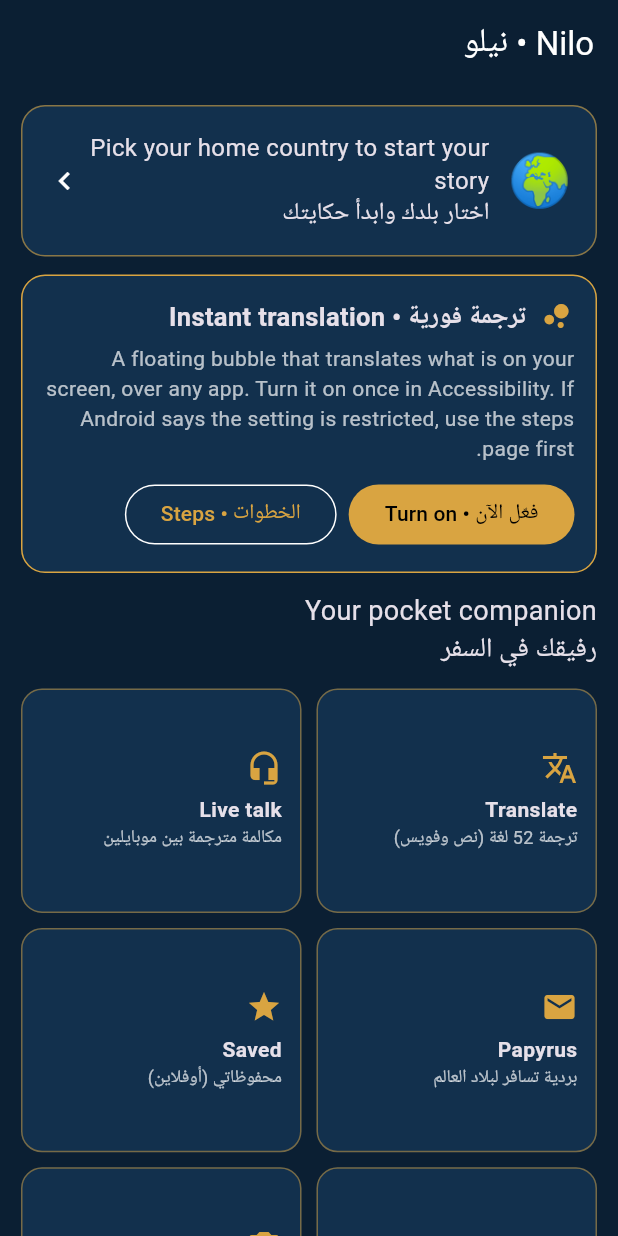
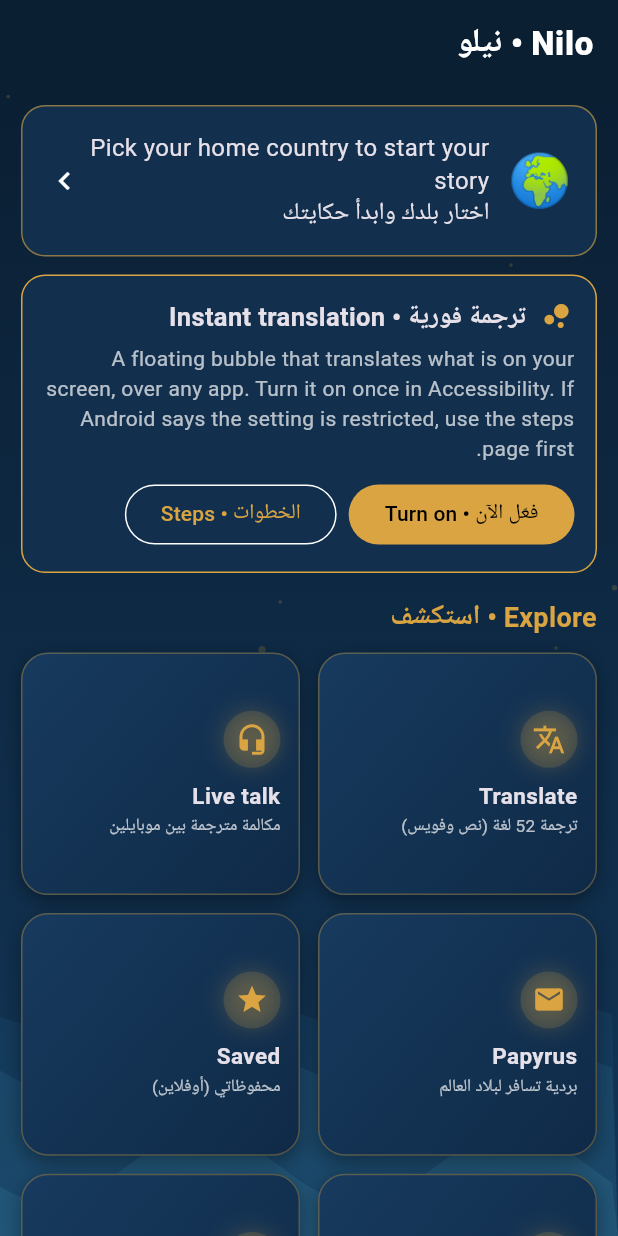
Before and after one commit to mohamedostafataher-spec/nilo-app, a Flutter app: the screen it shows after launch, after a tap on "Skip • تخطي", on a phone screen of 412 x 824 dp. Run offline on Flutter 3.47's test engine with Material 3 defaults, Android fonts, the phone set to English and light mode, and no system bars; our stand-ins replace audioplayers, file_picker, flutter_tts, image_picker, shared_preferences, speech_to_text; missing offline and left inert: record; accounts and stored records are empty.

Commit message:
Visual polish: animated Nile background, gradient tiles, haptics, entrance animations

```diff
--- a/lib/screens.dart
+++ b/lib/screens.dart
@@ -139,41 +139,39 @@ class TouristHome extends StatelessWidget {
       ['Chat & sales', 'دردشة نيلو', Icons.forum, () => const ModeGate()],
     ];
     return Scaffold(
-      appBar: AppBar(title: const Text('Nilo • نيلو'), backgroundColor: kBg),
-      body: ListView(padding: const EdgeInsets.all(14), children: [
-        const WorldCard(),
+      backgroundColor: kBg,
+      appBar: AppBar(title: const Text('Nilo • نيلو', style: TextStyle(fontWeight: FontWeight.w800, letterSpacing: 0.5)), backgroundColor: Colors.transparent, elevation: 0),
+      extendBodyBehindAppBar: false,
+      body: Stack(children: [
+        const Positioned.fill(child: NileBackground()),
+        ListView(padding: const EdgeInsets.all(14), children: [
+          TweenAnimationBuilder<double>(
+            tween: Tween(begin: 0, end: 1), duration: const Duration(milliseconds: 700), curve: Curves.easeOutCubic,
+            builder: (_, v, child) => Opacity(opacity: v, child: Transform.translate(offset: Offset(0, 18 * (1 - v)), child: child)),
+            child: const WorldCard(),
+          ),
           const LiveCard(),
-        const Text('Your pocket companion\nرفيقك في السفر', style: TextStyle(fontSize: 18)),
-        const SizedBox(height: 12),
+          const Padding(padding: EdgeInsets.only(bottom: 10, top: 4), child: Text('Explore • استكشف', style: TextStyle(fontSize: 18, fontWeight: FontWeight.w700, color: kGreen))),
           GridView.count(
             crossAxisCount: 2, shrinkWrap: true, physics: const NeverScrollableScrollPhysics(),
-          mainAxisSpacing: 10, crossAxisSpacing: 10, childAspectRatio: 1.25,
+            mainAxisSpacing: 12, crossAxisSpacing: 12, childAspectRatio: 1.15,
             children: [
               for (var n = 0; n < items.length; n++)
                 TweenAnimationBuilder<double>(
                   tween: Tween(begin: 0, end: 1),
-                duration: Duration(milliseconds: 350 + n * 70),
-                curve: Curves.easeOutCubic,
-                builder: (_, v, child) => Opacity(opacity: v, child: Transform.translate(offset: Offset(0, 24 * (1 - v)), child: child)),
-                child: InkWell(
-                  borderRadius: BorderRadius.circular(14),
+                  duration: Duration(milliseconds: 450 + n * 80),
+                  curve: Curves.easeOutBack,
+                  builder: (_, v, child) => Opacity(opacity: v.clamp(0.0, 1.0), child: Transform.scale(scale: 0.85 + 0.15 * v, child: child)),
+                  child: NiloTile(
+                    icon: items[n][2] as IconData, title: items[n][0] as String, sub: items[n][1] as String,
                     onTap: () => Navigator.of(context).push(niloRoute((items[n][3] as Widget Function())())),
-                  child: Container(
-                    padding: const EdgeInsets.all(12),
-                    decoration: BoxDecoration(color: const Color(0xFF12304D), border: Border.all(color: kGreen.withOpacity(0.5)), borderRadius: BorderRadius.circular(14)),
-                    child: Column(crossAxisAlignment: CrossAxisAlignment.start, mainAxisAlignment: MainAxisAlignment.center, children: [
-                      Icon(items[n][2] as IconData, color: kGreen),
-                      const SizedBox(height: 6),
-                      Text(items[n][0] as String, style: const TextStyle(fontWeight: FontWeight.bold)),
-                      Text(items[n][1] as String, style: const TextStyle(fontSize: 12, color: Colors.white70)),
-                    ]),
-                  ),
                   ),
                 ),
             ],
           ),
-        const SizedBox(height: 12),
+          const SizedBox(height: 14),
           const Text('الترجمة الآلية ممكن تغلط، راجع أي حاجة مهمة. مجاني، من غير حساب ولا إعلانات.\nتطبيق مصري خالص • صُنع بواسطة Mohamed Mostafa', style: TextStyle(fontSize: 12, color: Colors.white54)),
+        ]),
       ]),
     );
   }
--- a/lib/world.dart
+++ b/lib/world.dart
@@ -360,3 +360,94 @@ class _TripPainter extends CustomPainter {
   @override
   bool shouldRepaint(_TripPainter o) => o.t != t;
 }
+
+/// Animated background: deep gradient, moving Nile waves and drifting gold dust. Pure Flutter, no assets.
+class NileBackground extends StatefulWidget {
+  const NileBackground({super.key});
+  @override
+  State<NileBackground> createState() => _NileBackgroundState();
+}
+
+class _NileBackgroundState extends State<NileBackground> with SingleTickerProviderStateMixin {
+  late final AnimationController _c = AnimationController(vsync: this, duration: const Duration(seconds: 12))..repeat();
+  @override
+  void dispose() { _c.dispose(); super.dispose(); }
+  @override
+  Widget build(BuildContext context) => IgnorePointer(
+        child: RepaintBoundary(child: AnimatedBuilder(animation: _c, builder: (_, __) => CustomPaint(size: Size.infinite, painter: _BgPainter(_c.value)))),
+      );
+}
+
+class _BgPainter extends CustomPainter {
+  final double t;
+  _BgPainter(this.t);
+  @override
+  void paint(Canvas canvas, Size s) {
+    final rect = Offset.zero & s;
+    canvas.drawRect(rect, Paint()..shader = const LinearGradient(begin: Alignment.topCenter, end: Alignment.bottomCenter, colors: [Color(0xFF0B1F33), Color(0xFF0E2A45), Color(0xFF123556)]).createShader(rect));
+    final tau = 2 * math.pi;
+    for (var i = 0; i < 3; i++) {
+      final base = s.height * (0.80 + i * 0.07);
+      final amp = 14.0 + i * 5;
+      final path = Path()..moveTo(0, s.height);
+      for (var x = 0.0; x <= s.width; x += 8) {
+        path.lineTo(x, base + math.sin((x / s.width * 2 + t * (i.isEven ? 1 : -1)) * tau) * amp);
+      }
+      path..lineTo(s.width, s.height)..close();
+      canvas.drawPath(path, Paint()..color = Color.fromRGBO(30 + i * 15, 90 + i * 20, 130 + i * 15, 0.22));
+    }
+    final dust = Paint()..color = const Color(0x33D9A441);
+    for (var i = 0; i < 24; i++) {
+      final px = (i * 97 % 100) / 100 * s.width;
+      final py = ((i * 53 % 100) / 100 + t * (0.15 + (i % 5) * 0.03)) % 1.0 * s.height * 0.8;
+      canvas.drawCircle(Offset(px + math.sin(t * tau + i) * 10, py), 1.2 + (i % 3) * 0.6, dust);
+    }
+  }
+  @override
+  bool shouldRepaint(_BgPainter o) => o.t != t;
+}
+
+/// Home tile with gradient, glow icon, press scale and haptic.
+class NiloTile extends StatefulWidget {
+  final IconData icon;
+  final String title, sub;
+  final VoidCallback onTap;
+  const NiloTile({super.key, required this.icon, required this.title, required this.sub, required this.onTap});
+  @override
+  State<NiloTile> createState() => _NiloTileState();
+}
+
+class _NiloTileState extends State<NiloTile> {
+  bool down = false;
+  @override
+  Widget build(BuildContext context) => GestureDetector(
+        onTapDown: (_) => setState(() => down = true),
+        onTapCancel: () => setState(() => down = false),
+        onTapUp: (_) => setState(() => down = false),
+        onTap: () { HapticFeedback.selectionClick(); widget.onTap(); },
+        child: AnimatedScale(
+          scale: down ? 0.95 : 1,
+          duration: const Duration(milliseconds: 120),
+          child: Container(
+            padding: const EdgeInsets.all(12),
+            decoration: BoxDecoration(
+              gradient: const LinearGradient(begin: Alignment.topLeft, end: Alignment.bottomRight, colors: [Color(0xFF173A5E), Color(0xFF0F2A47)]),
+              border: Border.all(color: kGreen.withOpacity(0.35)),
+              borderRadius: BorderRadius.circular(18),
+              boxShadow: [BoxShadow(color: Colors.black.withOpacity(0.35), blurRadius: 10, offset: const Offset(0, 4))],
+            ),
+            child: Column(crossAxisAlignment: CrossAxisAlignment.start, mainAxisAlignment: MainAxisAlignment.center, children: [
+              Container(
+                padding: const EdgeInsets.all(8),
+                decoration: BoxDecoration(shape: BoxShape.circle, color: kGreen.withOpacity(0.16), boxShadow: [BoxShadow(color: kGreen.withOpacity(0.25), blurRadius: 12)]),
+                child: Icon(widget.icon, color: kGreen, size: 22),
+              ),
+              const SizedBox(height: 8),
+              Text(widget.title, style: const TextStyle(fontWeight: FontWeight.w700, fontSize: 15)),
+              const SizedBox(height: 2),
+              Text(widget.sub, maxLines: 2, overflow: TextOverflow.ellipsis, style: const TextStyle(fontSize: 11.5, color: Colors.white70, height: 1.25)),
+            ]),
+          ),
+        ),
+      );
+}
```
Lines whose indentation alone changed are shown as unchanged.
